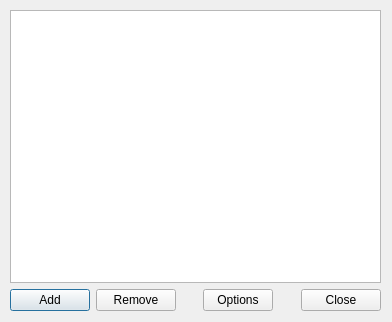
gitter-badger/simplechatclient, file ui/channel_favourites.ui: the form before one commit.
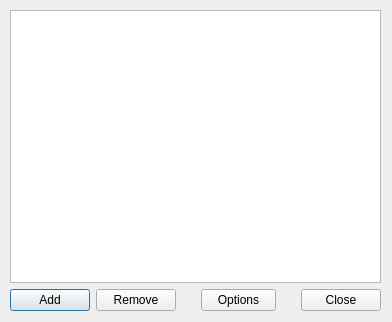
The form after the commit. Icons and pictures are not drawn.

Commit message: options button +5px

Diff of the .ui file:
```diff
--- a/ui/channel_favourites.ui
+++ b/ui/channel_favourites.ui
@@ -94,7 +94,7 @@
         </property>
         <property name="minimumSize">
          <size>
-          <width>70</width>
+          <width>75</width>
           <height>0</height>
          </size>
         </property>
```
The commit also changes 5 other files.
